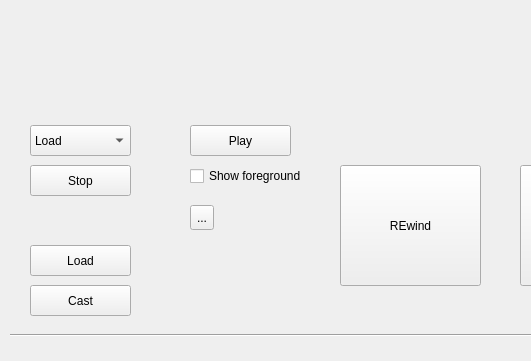
This is src/mainwindow.ui in SkinnyDipping/3dTrajectory as Qt 5 draws it before an edit; both pictures show x 0 to 531 and y 275 to 636 of the 1280 by 636 pixel window. The edited form follows.
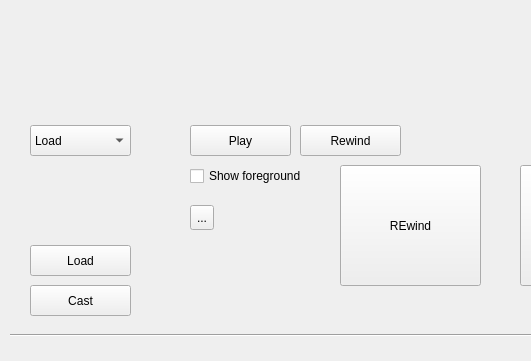
This is the edited form.

Patch:
```diff
--- a/src/mainwindow.ui
+++ b/src/mainwindow.ui
@@ -79,14 +79,14 @@
   <widget class="QPushButton" name="rewindSequencePreview">
    <property name="geometry">
     <rect>
-     <x>30</x>
-     <y>440</y>
+     <x>300</x>
+     <y>400</y>
      <width>101</width>
      <height>31</height>
     </rect>
    </property>
    <property name="text">
-    <string>Stop</string>
+    <string>Rewind</string>
    </property>
   </widget>
   <widget class="QComboBox" name="comboBox">
```
